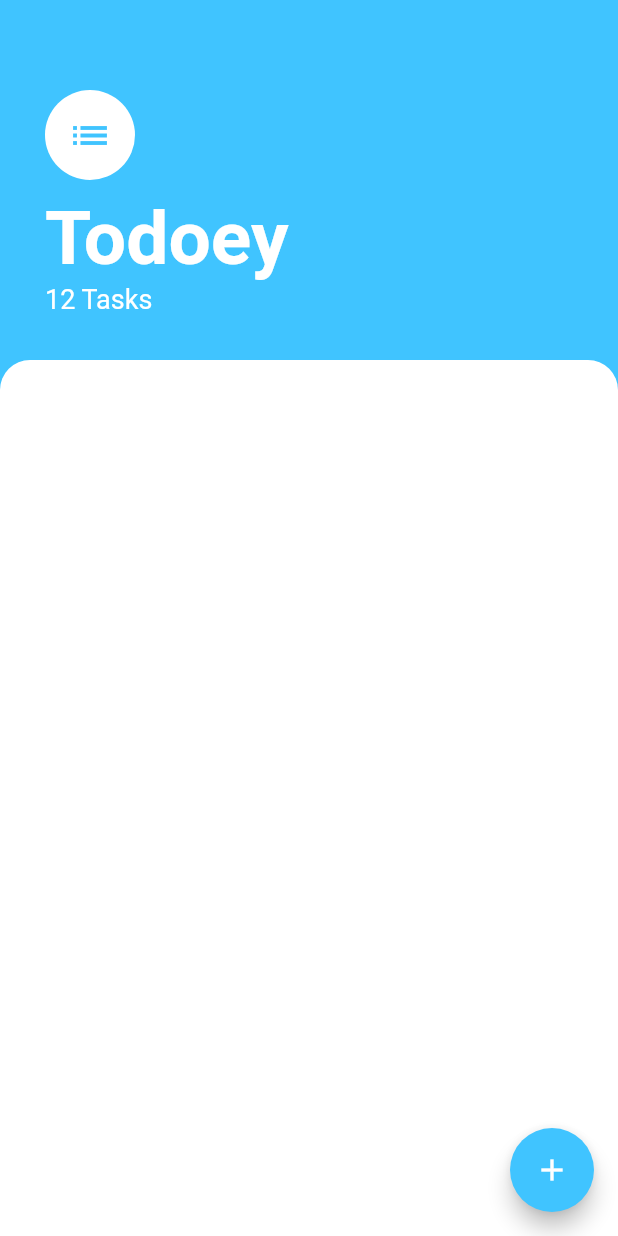
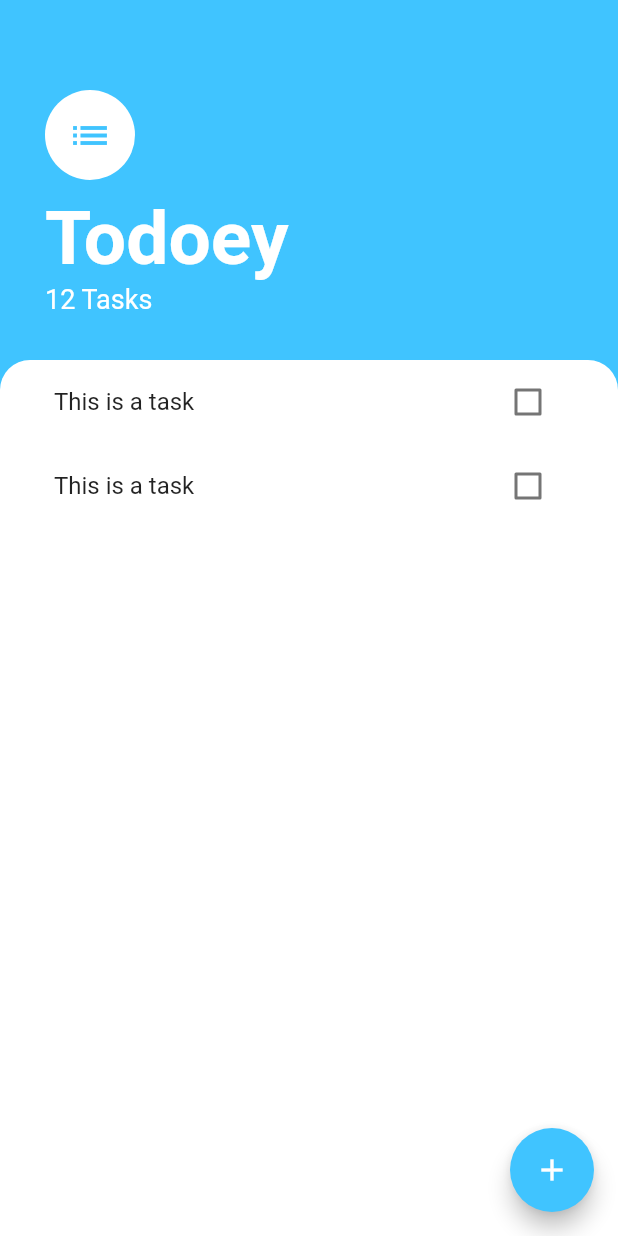
Before and after one commit to RemRinRamChi/todoey-flutter, a Flutter app: the screen it shows after launch, on a phone screen of 412 x 824 dp. Run offline on Flutter 3.47's test engine with Material 2 defaults, Android fonts, the phone set to English and light mode, and no system bars.

Commit message:
Created ListView to contains TaskTile items

```diff
--- a/lib/screens/tasks_screen.dart
+++ b/lib/screens/tasks_screen.dart
@@ -1,4 +1,5 @@
 import 'package:flutter/material.dart';
+import 'package:todoey/widgets/tasks_list.dart';
 
 class TasksScreen extends StatelessWidget {
   @override
@@ -50,12 +51,14 @@ class TasksScreen extends StatelessWidget {
           ),
           Expanded(
             child: Container(
+              padding: EdgeInsets.symmetric(horizontal: 20.0),
               decoration: BoxDecoration(
                   color: Colors.white,
                   borderRadius: BorderRadius.only(
                     topLeft: Radius.circular(20.0),
                     topRight: Radius.circular(20.0),
                   )),
+              child: TasksList(),
             ),
           ),
         ],
@@ -63,6 +66,7 @@ class TasksScreen extends StatelessWidget {
       floatingActionButton: FloatingActionButton(
         backgroundColor: Colors.lightBlueAccent,
         child: Icon(Icons.add),
+        onPressed: () {},
       ),
     );
   }
--- /dev/null
+++ b/lib/widgets/task_tile.dart
@@ -0,0 +1,14 @@
+import 'package:flutter/material.dart';
+
+class TaskTile extends StatelessWidget {
+  @override
+  Widget build(BuildContext context) {
+    return ListTile(
+      title: Text('This is a task'),
+      trailing: Checkbox(
+        value: false,
+        onChanged: (checked) {},
+      ),
+    );
+  }
+}
--- /dev/null
+++ b/lib/widgets/tasks_list.dart
@@ -0,0 +1,14 @@
+import 'package:flutter/material.dart';
+import 'package:todoey/widgets/task_tile.dart';
+
+class TasksList extends StatelessWidget {
+  @override
+  Widget build(BuildContext context) {
+    return ListView(
+      children: <Widget>[
+        TaskTile(),
+        TaskTile(),
+      ],
+    );
+  }
+}
```
Also changed, not shown: 1 other file.
